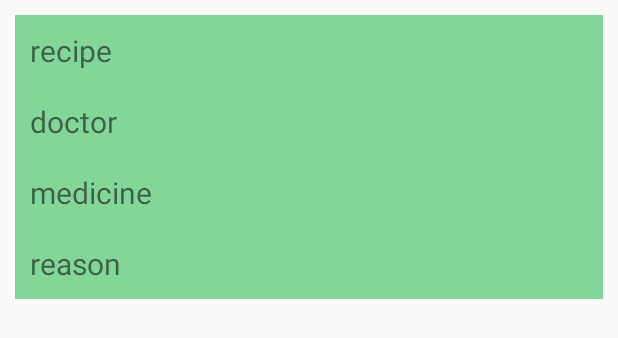
After one commit to vkaidalov/medsuccess, an Android app: the layout recipe_item.xml on its own in the app's theme, with its tools: preview values and no code run, on a phone screen of 412 x 824 dp. The commit adds this screen. Shown: the top 338 px of the screen. Run offline under Robolectric (Android 15) with nearby library versions, the phone set to English and light mode, and no system bars; network calls fail.

Commit message:
added recipe list activity with real fetching from API

```diff
--- a/android/app/src/main/AndroidManifest.xml
+++ b/android/app/src/main/AndroidManifest.xml
@@ -18,6 +18,7 @@
                 <category android:name="android.intent.category.LAUNCHER"/>
             </intent-filter>
         </activity>
+        <activity android:name=".RecipeListActivity" />
     </application>
 
 </manifest>
--- a/android/app/src/main/java/com/example/vadym/medsuccess/LoginActivity.kt
+++ b/android/app/src/main/java/com/example/vadym/medsuccess/LoginActivity.kt
@@ -1,5 +1,6 @@
 package com.example.vadym.medsuccess
 
+import android.content.Intent
 import android.support.v7.app.AppCompatActivity
 import android.os.Bundle
 import android.util.Log
@@ -23,6 +24,8 @@ class LoginActivity : AppCompatActivity() {
             if (username == "doctor" && password == "12345678") {
                 token = "82f66a158ef0997dd0a8e3abc7bc1374f9dbb018"
                 Log.e("login", "OK")
+                val i = Intent(this, RecipeListActivity::class.java)
+                startActivity(i)
             }
             else {
                 findViewById<TextView>(R.id.login_err_msg).text = "Wrong credentials! Try again."
--- /dev/null
+++ b/android/app/src/main/res/layout/recipe_item.xml
@@ -0,0 +1,46 @@
+<?xml version="1.0" encoding="utf-8"?>
+<FrameLayout xmlns:android="http://schemas.android.com/apk/res/android"
+    android:layout_width="match_parent"
+    android:layout_height="wrap_content">
+
+    <LinearLayout
+        android:layout_margin="10dip"
+        android:background="#82d69a"
+        android:orientation="vertical"
+        android:layout_width="match_parent"
+        android:layout_height="wrap_content">
+
+        <TextView
+            android:padding="10dip"
+            android:text="recipe"
+            android:textSize="20sp"
+            android:id="@+id/recipe_id"
+            android:layout_width="match_parent"
+            android:layout_height="wrap_content" />
+
+        <TextView
+            android:padding="10dip"
+            android:text="doctor"
+            android:textSize="20sp"
+            android:id="@+id/doctor"
+            android:layout_width="match_parent"
+            android:layout_height="wrap_content" />
+
+        <TextView
+            android:padding="10dip"
+            android:text="medicine"
+            android:textSize="20sp"
+            android:id="@+id/medicine"
+            android:layout_width="match_parent"
+            android:layout_height="wrap_content" />
+
+        <TextView
+            android:padding="10dip"
+            android:text="reason"
+            android:textSize="20sp"
+            android:id="@+id/reason"
+            android:layout_width="match_parent"
+            android:layout_height="wrap_content" />
+    </LinearLayout>
+
+</FrameLayout>
```
Also changed, not shown: android/app/src/main/java/com/example/vadym/medsuccess/RecipeListActivity.kt (added, +52 -0 lines), android/app/src/main/java/com/example/vadym/medsuccess/Utils.kt (+7 -1 lines), android/app/src/main/res/layout/activity_recipe_list.xml (added, +21 -0 lines), 1 other file.
